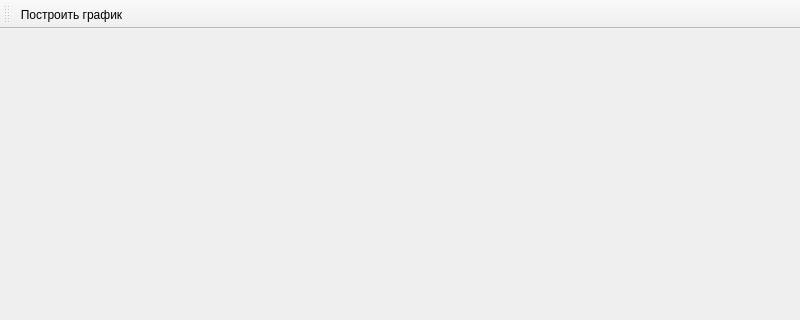
The window that window/main_window/interior_window/graph_window/graph_window.ui (m3xan/Calc_gross_error) describes before a commit, drawn with Qt 5; both pictures show x 0 to 800 and y 0 to 320 of the 800 by 600 pixel window.
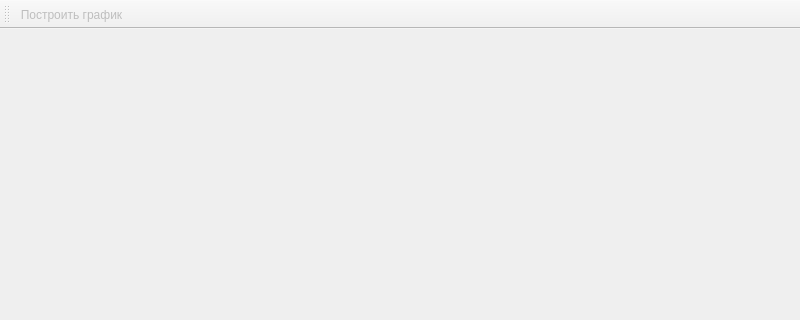
The same window after the commit.

Commit message: graph window

The edit to the form file:
```diff
--- a/window/main_window/interior_window/graph_window/graph_window.ui
+++ b/window/main_window/interior_window/graph_window/graph_window.ui
@@ -48,6 +48,12 @@
    <addaction name="action_create_graph"/>
   </widget>
   <action name="action_create_graph">
+   <property name="checkable">
+    <bool>false</bool>
+   </property>
+   <property name="enabled">
+    <bool>false</bool>
+   </property>
    <property name="text">
     <string>Построить график</string>
    </property>
```
The commit also changes 2 other files.
